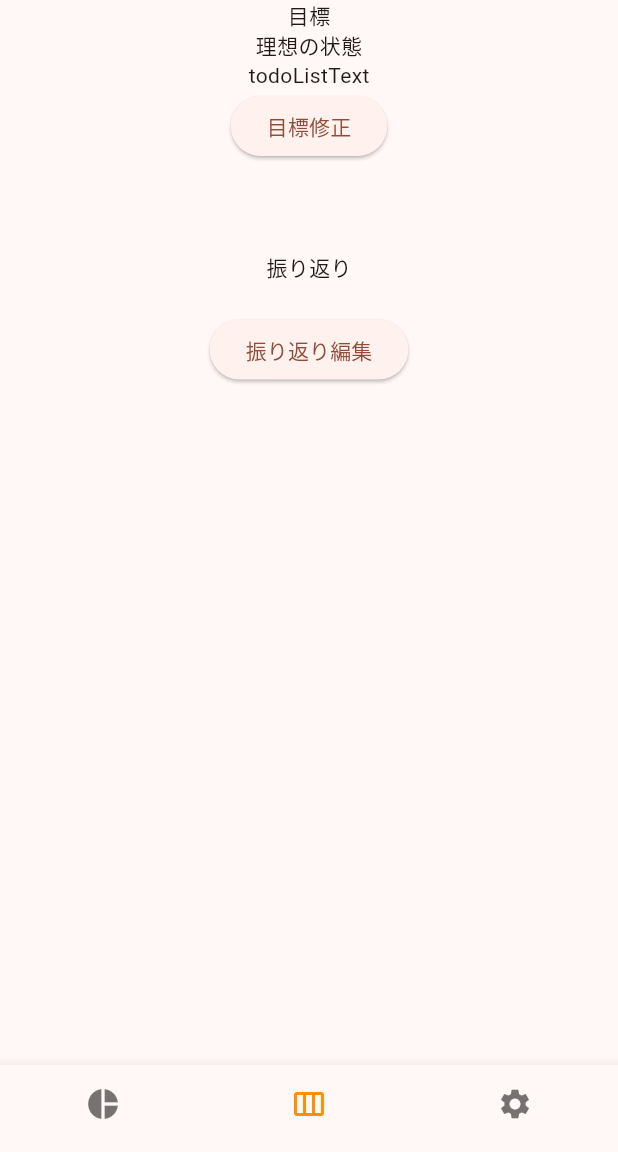
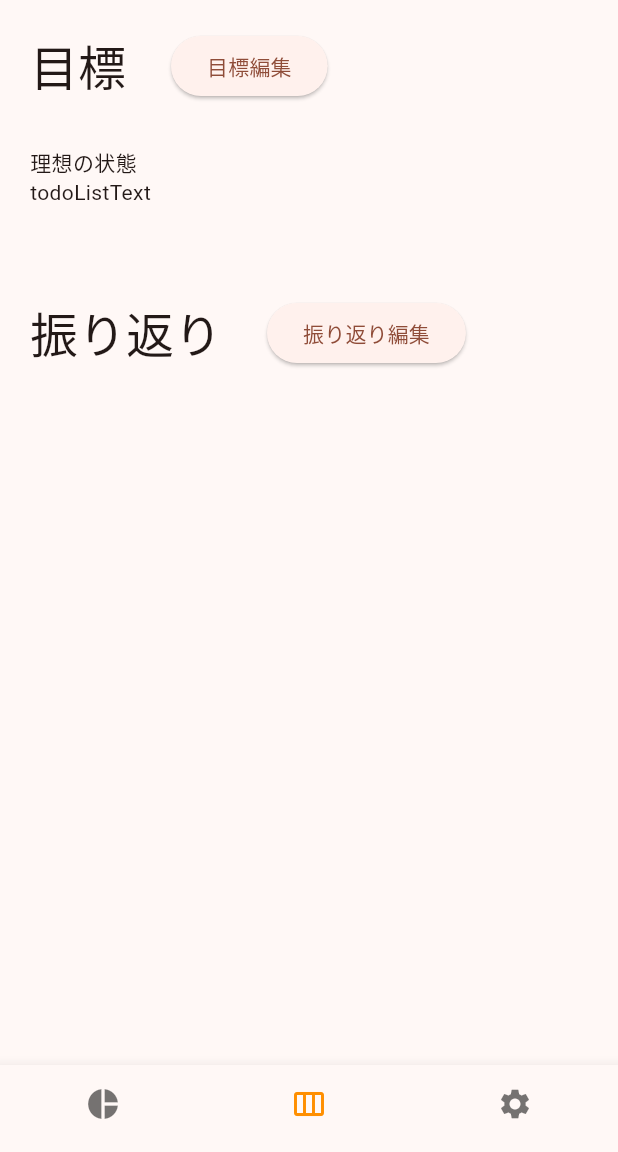
Before and after one commit to negi524/diary_demo_app, a Flutter app: the screen it shows after launch, item 2 of the bottom bar chosen, on a phone screen of 412 x 824 dp, the part 84-1236 px from its top. Run offline on Flutter 3.47's test engine with Material 3 defaults, Android fonts, the phone set to English and light mode, and no system bars; missing offline and left inert: flutter_radar_chart.

Commit message:
レイアウト修正 (#9)
* feat: ライフバランスホイールのレイアウト修正

* feat: 週ページの中央寄せ解除

* feat: 見出しと余白実装

* feat: 週ページのレイアウト修正

```diff
--- a/lib/review_edit_page.dart
+++ b/lib/review_edit_page.dart
@@ -23,6 +23,7 @@ class ReviewEditPage extends StatelessWidget {
                 border: OutlineInputBorder(
                     borderRadius: BorderRadius.all(Radius.circular(4.0))),
                 hintText: 'ここに振り返りを入力'),
+            maxLines: null,
             onChanged: (text) {
               inputText = text;
             },
--- a/lib/week_goal_edit_page.dart
+++ b/lib/week_goal_edit_page.dart
@@ -18,7 +18,8 @@ class WeekGoalEditPage extends StatelessWidget {
       ),
       body: Column(
         children: [
-          Text('一週間が終わるときの理想の状態は？'),
+          Text('一週間が終わるときの理想の状態は？',
+              style: Theme.of(context).textTheme.headlineLarge),
           TextField(
             controller: TextEditingController(text: inputGoalText),
             decoration: InputDecoration(
@@ -30,7 +31,7 @@ class WeekGoalEditPage extends StatelessWidget {
             },
           ),
           SizedBox(height: 50),
-          Text('そのためにやることは？'),
+          Text('そのためにやることは？', style: Theme.of(context).textTheme.headlineLarge),
           TextField(
             controller: TextEditingController(text: inputTodoListText),
             decoration: InputDecoration(
--- a/lib/week_widget.dart
+++ b/lib/week_widget.dart
@@ -25,30 +25,47 @@ class _WeekWidgetState extends State<WeekWidget> {
   Widget build(BuildContext context) {
     var appState = context.watch<MyAppState>();
 
-    return Center(
+    return Padding(
+      padding: const EdgeInsets.all(20),
       child: Column(
+        crossAxisAlignment: CrossAxisAlignment.start,
         children: [
-        Text('目標'),
-        Text(appState.getIdealState()),
-        Text(appState.getTodoListText()),
+          Row(
+            children: [
+              Text('目標', style: Theme.of(context).textTheme.headlineLarge),
+              SizedBox(width: 30),
               ElevatedButton(
                   onPressed: () {
                     // ボタンが押されたときの処理
-              Navigator.push(context,
-                  MaterialPageRoute(builder: (context) => WeekGoalEditPage()));
+                    Navigator.push(
+                        context,
+                        MaterialPageRoute(
+                            builder: (context) => WeekGoalEditPage()));
                   },
-            child: Text('目標修正')),
+                  child: Text('目標編集')),
+            ],
+          ),
+          SizedBox(height: 30),
+          Text(appState.getIdealState()),
+          Text(appState.getTodoListText()),
           SizedBox(height: 60),
-        Text('振り返り'),
-        Text(appState.getWeekReviewText()),
+          Row(children: [
+            Text('振り返り', style: Theme.of(context).textTheme.headlineLarge),
+            SizedBox(width: 30),
             ElevatedButton(
                 onPressed: () {
                   // ボタンが押されたときの処理
-              Navigator.push(context,
-                  MaterialPageRoute(builder: (context) => ReviewEditPage()));
+                  Navigator.push(
+                      context,
+                      MaterialPageRoute(
+                          builder: (context) => ReviewEditPage()));
                 },
                 child: Text('振り返り編集')),
+          ]),
+          SizedBox(height: 30),
+          Text(appState.getWeekReviewText()),
         ],
-    ));
+      ),
+    );
   }
 }
```
Also changed, not shown: lib/life_balance_wheel_widget.dart (+7 -4 lines). Lines whose indentation alone changed are shown as unchanged.
